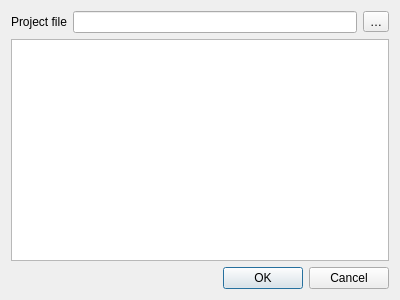
Qt form src/ui/qgsprojectlayergroupdialogbase.ui (qgis/QGIS) before a commit.
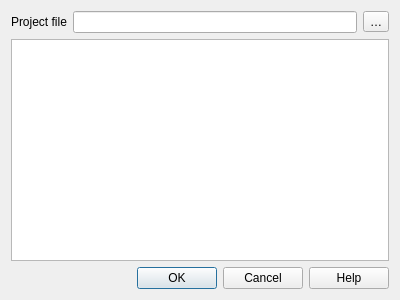
The same form after that commit. Custom widgets are drawn as their Qt base class.

Commit message:
Filling the help infrastructure
Add missing help button and links to user manual

```diff
--- a/src/ui/qgsprojectlayergroupdialogbase.ui
+++ b/src/ui/qgsprojectlayergroupdialogbase.ui
@@ -41,7 +41,7 @@
       <enum>Qt::Horizontal</enum>
      </property>
      <property name="standardButtons">
-      <set>QDialogButtonBox::Cancel|QDialogButtonBox::Ok</set>
+      <set>QDialogButtonBox::Cancel|QDialogButtonBox::Help|QDialogButtonBox::Ok</set>
      </property>
     </widget>
    </item>
```
The commit also changes 32 other files.
